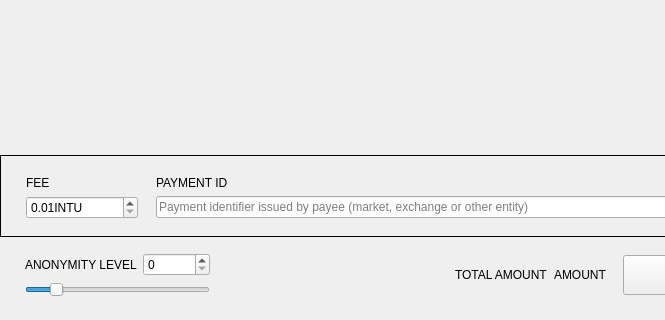
intucoin/intucoin-gui, file src/Gui/Send/SendFrame.ui: the form before one commit; both pictures show x 0 to 665 and y 318 to 638 of the 866 by 638 pixel window.
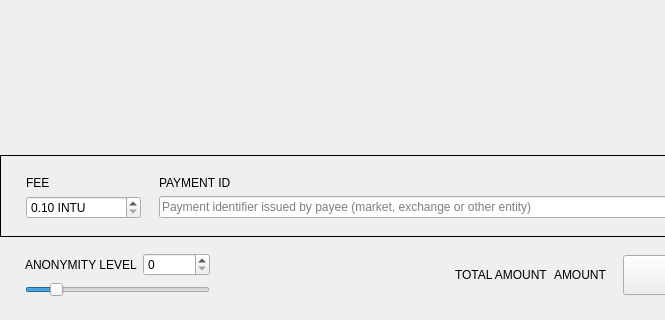
The form after the commit. Custom widgets are drawn as their Qt base class.

Patch:
```diff
--- a/src/Gui/Send/SendFrame.ui
+++ b/src/Gui/Send/SendFrame.ui
@@ -217,22 +217,22 @@
          <enum>QAbstractSpinBox::UpDownArrows</enum>
         </property>
         <property name="suffix">
-         <string notr="true">INTU</string>
+         <string notr="true"> INTU</string>
         </property>
         <property name="decimals">
          <number>2</number>
         </property>
         <property name="minimum">
-         <double>0.01</double>
+         <double>0.100000000000000</double>
         </property>
         <property name="maximum">
-         <double>999999999.00</double>
+         <double>999999999.000000000000000</double>
         </property>
         <property name="singleStep">
          <double>0.01</double>
         </property>
         <property name="value">
-         <double>0.01</double>
+         <double>0.100000000000000</double>
         </property>
        </widget>
       </item>
```
Left out of the diff: 4 changed lines with no effect on the pictures.
